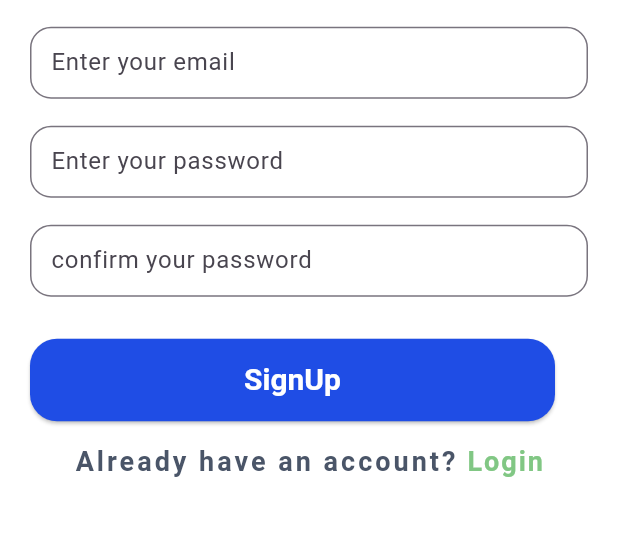
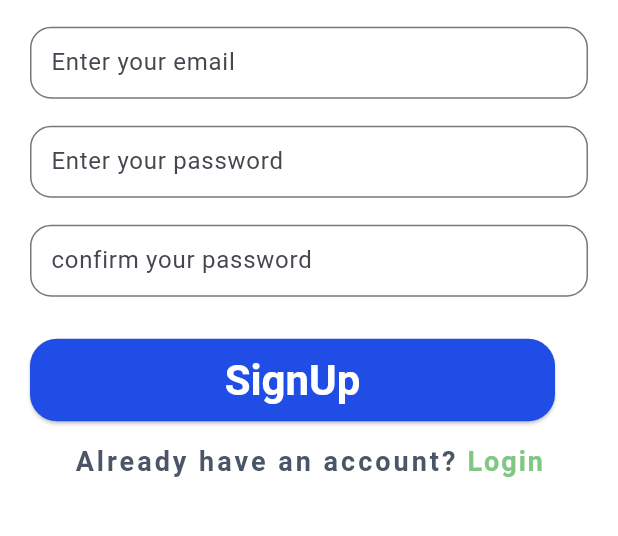
Before and after one commit to ayushh-gautam/DigiRestro, a Flutter app: the SignUp screen opened directly, on a phone screen of 412 x 824 dp, the part 475-1011 px from its top. Run offline on Flutter 3.47's test engine with Material 3 defaults, Android fonts, the phone set to English and light mode, and no system bars; our stand-ins replace bloc, cached_network_image, cloud_firestore, equatable, firebase_auth, firebase_core and 12 more; accounts and stored records are empty.

Commit message:
font size adjusted

```diff
--- a/lib/src/view/auth/signup.dart
+++ b/lib/src/view/auth/signup.dart
@@ -110,8 +110,8 @@ class _SignUpState extends State<SignUp> {
                   return CustomText(
                     text: 'SignUp',
                     color: AppColor.white,
-                    fontWeight: FontWeight.w700,
-                    size: 20,
+                    fontWeight: FontWeight.bold,
+                    size: 28,
                   );
                 }
               }),
```
